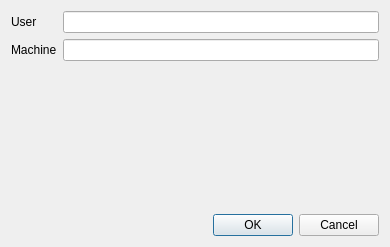
First picture: the form in connection_dialog.ui, repository glenno-x/rc-vbox, before the edit.
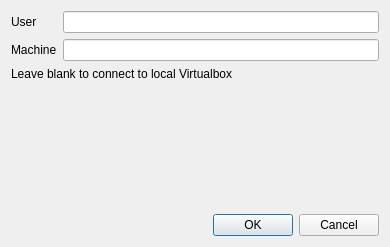
Second picture: the form after the edit.

Diff of the .ui file:
```diff
--- a/connection_dialog.ui
+++ b/connection_dialog.ui
@@ -43,6 +43,13 @@
        </item>
       </layout>
      </item>
+     <item>
+      <widget class="QLabel" name="label">
+       <property name="text">
+        <string>Leave blank to connect to local Virtualbox</string>
+       </property>
+      </widget>
+     </item>
      <item>
       <spacer name="verticalSpacer">
        <property name="orientation">
```
